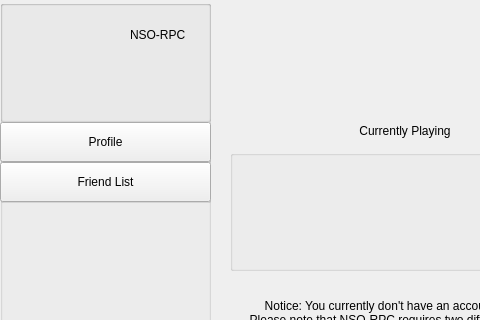
First picture: the form in client/layout/mainwindow.ui, repository MCMi460/NSO-RPC, before the edit; both pictures show x 0 to 480 and y 0 to 320 of the 600 by 600 pixel window.
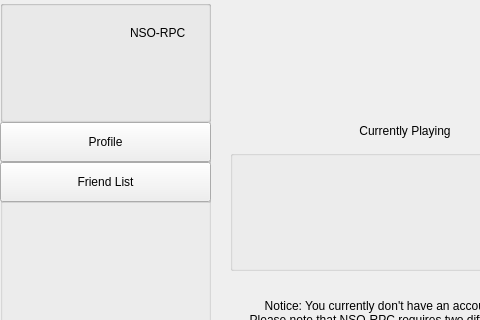
Second picture: the form after the edit. The open tabs and pages were chosen to show the change.

Commit message: Update label position in main window layout

The edit to the form file:
```diff
--- a/client/layout/mainwindow.ui
+++ b/client/layout/mainwindow.ui
@@ -209,7 +209,7 @@
        <property name="geometry">
         <rect>
          <x>130</x>
-         <y>28</y>
+         <y>26</y>
          <width>71</width>
          <height>51</height>
         </rect>
```
The commit also changes 2 other files.
